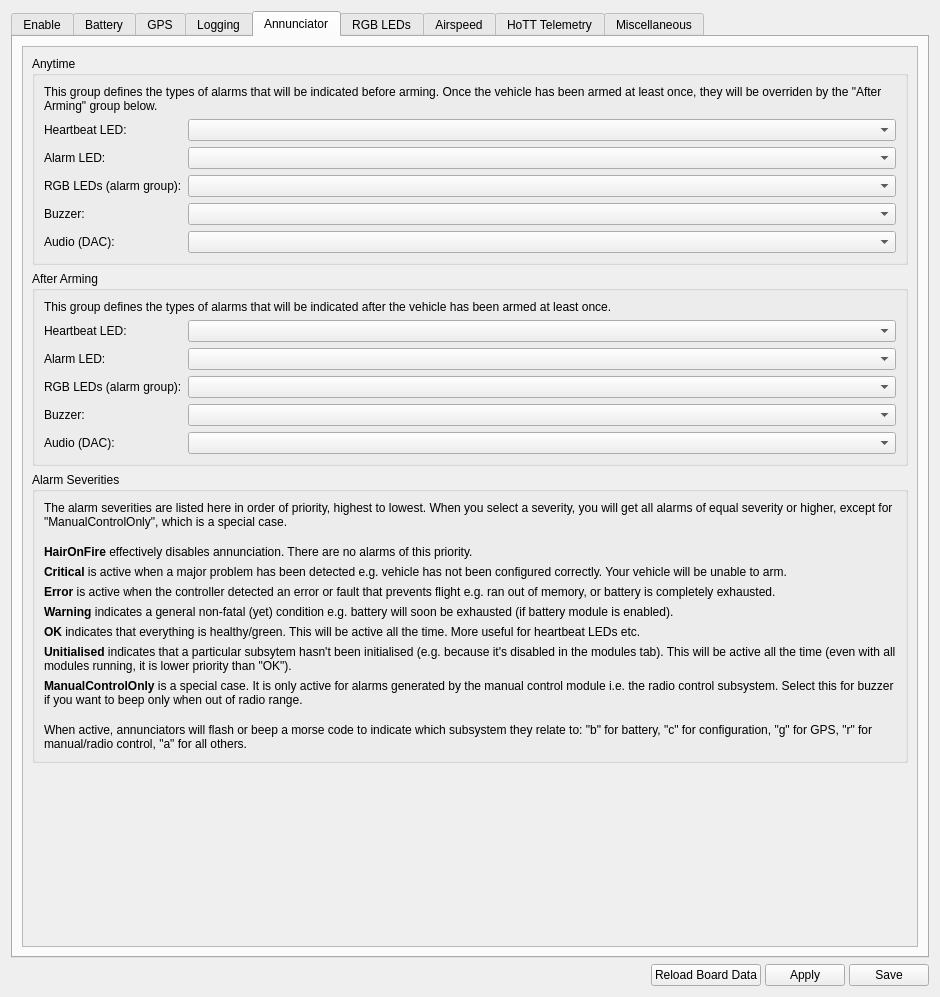
This is ground/gcs/src/plugins/config/modules.ui in d-ronin/dRonin as Qt 5 draws it before an edit. The edited form follows.
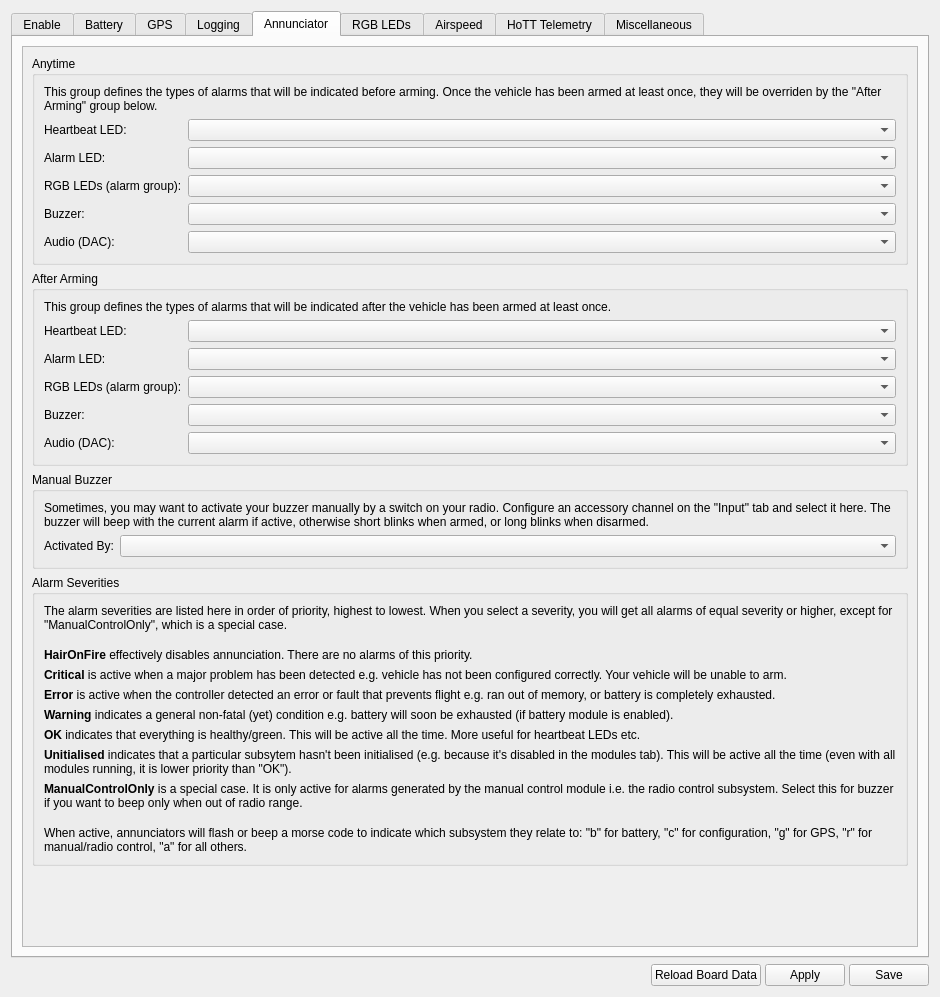
This is the edited form. The open tabs and pages were chosen to show the change. Icons and pictures are not drawn. Custom widgets are drawn as their Qt base class.

Commit message: Annunciator: Add manual buzzer option, activated by accessory chan

What changed in the file:
```diff
--- a/ground/gcs/src/plugins/config/modules.ui
+++ b/ground/gcs/src/plugins/config/modules.ui
@@ -1658,6 +1658,42 @@
              </layout>
             </widget>
            </item>
+           <item>
+            <widget class="QGroupBox" name="grpManualBuzzer">
+             <property name="title">
+              <string>Manual Buzzer</string>
+             </property>
+             <layout class="QFormLayout" name="formLayout_2">
+              <item row="1" column="0">
+               <widget class="QLabel" name="lblManualBuzzer">
+                <property name="text">
+                 <string>Activated By:</string>
+                </property>
+               </widget>
+              </item>
+              <item row="1" column="1">
+               <widget class="QComboBox" name="cbxManualBuzzer">
+                <property name="objrelation" stdset="0">
+                 <stringlist notr="true">
+                  <string>objname:AnnunciatorSettings</string>
+                  <string>fieldname:ManualBuzzer</string>
+                 </stringlist>
+                </property>
+               </widget>
+              </item>
+              <item row="0" column="0" colspan="2">
+               <widget class="QLabel" name="label_46">
+                <property name="text">
+                 <string>Sometimes, you may want to activate your buzzer manually by a switch on your radio. Configure an accessory channel on the &quot;Input&quot; tab and select it here. The buzzer will beep with the current alarm if active, otherwise short blinks when armed, or long blinks when disarmed.</string>
+                </property>
+                <property name="wordWrap">
+                 <bool>true</bool>
+                </property>
+               </widget>
+              </item>
+             </layout>
+            </widget>
+           </item>
            <item>
             <widget class="QGroupBox" name="groupBox_3">
              <property name="title">
```
The commit also changes 2 other files.
